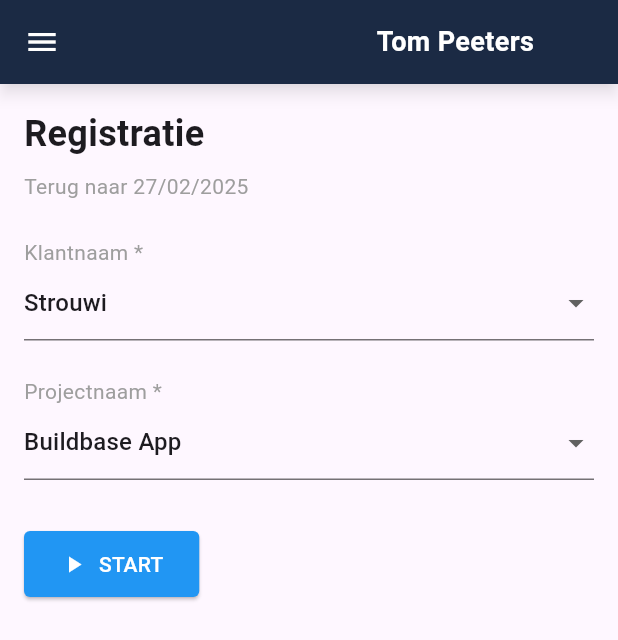
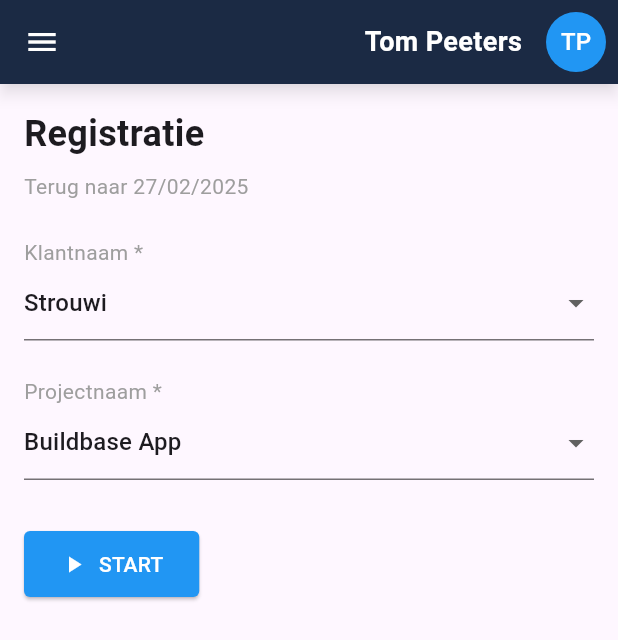
Before and after one commit to Strouwi-BV/buildbase_app_flutter, a Flutter app: the screen it shows after launch, on a phone screen of 412 x 824 dp. Shown: the top 640 px of the screen. Run offline on Flutter 3.47's test engine with Material 3 defaults, Android fonts, the phone set to English and light mode, and no system bars; our stand-ins replace email_validator, flutter_dotenv, flutter_secure_storage, go_router, image_picker, shared_preferences.

Commit message:
Demo branch uptodate

```diff
--- a/lib/screens/header_bar_screen.dart
+++ b/lib/screens/header_bar_screen.dart
@@ -10,7 +10,8 @@ class HeaderBar extends StatefulWidget implements PreferredSizeWidget {
   final String userName;
   final bool showProfile;
 
-  const HeaderBar({Key? key, required this.userName, this.showProfile = true}) : super(key: key);
+  const HeaderBar({Key? key, required this.userName, this.showProfile = true})
+      : super(key: key);
 
   @override
   State<HeaderBar> createState() => _HeaderBarState();
@@ -50,7 +51,8 @@ class _HeaderBarState extends State<HeaderBar> {
         },
       ),
       centerTitle: false,
-      actions: widget.showProfile ? [
+      actions: widget.showProfile
+          ? [
               Row(
                 children: [
                   Text(
@@ -65,7 +67,8 @@ class _HeaderBarState extends State<HeaderBar> {
                   _buildProfileMenu(context),
                 ],
               ),
-      ] : null,
+            ]
+          : null,
       elevation: 4,
       shadowColor: Colors.black45,
     );
@@ -73,22 +76,7 @@ class _HeaderBarState extends State<HeaderBar> {
 
   Widget _buildProfileMenu(BuildContext context) {
     return PopupMenuButton<int>(
-      icon: Row(
-        children: [
-          // CircleAvatar(
-          //   backgroundColor: Colors.blue,
-          //   child: Text(
-          //     userName.split(' ').map((e) => e[0]).take(2).join().toUpperCase(),
-          //     style: const TextStyle(color: Colors.white),
-          //   ),
-          // ),
-          // const SizedBox(width: 4),
-          // const Icon(
-          //   Icons.arrow_drop_down,
-          //   color: Colors.grey,
-          // ),
-        ],
-      ),
+      icon: _buildProfileAvatar(),
       onSelected: (item) => _onMenuSelected(context, item),
       itemBuilder: (context) => [
         PopupMenuItem<int>(
@@ -98,18 +86,12 @@ class _HeaderBarState extends State<HeaderBar> {
             children: [
               Row(
                 children: [
-                  // CircleAvatar(
-                  //   backgroundColor: Colors.blue,
-                  //   child: Text(
-                  //     //userName.split(' ').map((e) => e[0]).take(2).join().toUpperCase(),
-                  //     style: const TextStyle(color: Colors.white),
-                  //   ),
-                  // ),
-                  // const SizedBox(width: 8),
-                  // Text(
-                  //   userName,
-                  //   style: const TextStyle(fontWeight: FontWeight.bold),
-                  // ),
+                  _buildProfileAvatar(),
+                  const SizedBox(width: 8),
+                  Text(
+                    widget.userName,
+                    style: const TextStyle(fontWeight: FontWeight.bold),
+                  ),
                 ],
               ),
               const SizedBox(height: 4),
@@ -142,13 +124,16 @@ class _HeaderBarState extends State<HeaderBar> {
       ],
     );
   }
+
   Widget _buildProfileAvatar() {
     if (_profileImage != null) {
       return CircleAvatar(
         backgroundImage: FileImage(_profileImage!),
+        radius: 20,
       );
     } else {
       return CircleAvatar(
+        radius: 20,
         backgroundColor: Colors.blue,
         child: Text(
           widget.userName.split(' ').map((e) => e[0]).take(2).join().toUpperCase(),
@@ -166,7 +151,9 @@ class _HeaderBarState extends State<HeaderBar> {
       case 1:
         Navigator.of(context).push(
           MaterialPageRoute(
-              builder: (context) => ChangeImageScreen(onImageChanged: _onProfileImageChanged,)),
+            builder: (context) => ChangeImageScreen(
+                onImageChanged: _onProfileImageChanged),
+          ),
         );
         break;
       case 2:
@@ -240,7 +227,8 @@ class _ChangeImageScreenState extends State<ChangeImageScreen> {
           icon: const Icon(Icons.arrow_back, color: Colors.white),
           onPressed: () => Navigator.pop(context),
         ),
-        title: const Text('Wijzig Profielfoto', style: TextStyle(color: Colors.white)),
+        title: const Text('Wijzig Profielfoto',
+            style: TextStyle(color: Colors.white)),
         centerTitle: true,
       ),
       body: Padding(
@@ -271,7 +259,8 @@ class _ChangeImageScreenState extends State<ChangeImageScreen> {
                           color: Colors.red,
                         ),
                         padding: const EdgeInsets.all(8),
-                        child: const Icon(Icons.delete, color: Colors.white, size: 24),
+                        child: const Icon(Icons.delete,
+                            color: Colors.white, size: 24),
                       ),
                     ),
                   ),
@@ -284,11 +273,17 @@ class _ChangeImageScreenState extends State<ChangeImageScreen> {
                 ElevatedButton.icon(
                   onPressed: () => _pickImage(ImageSource.camera),
                   icon: const Icon(Icons.camera_alt, color: Colors.white),
-                  label: const Text('Maak foto', style: TextStyle(fontSize: 16, fontWeight: FontWeight.bold, color: Colors.white)),
+                  label: const Text('Maak foto',
+                      style: TextStyle(
+                          fontSize: 16,
+                          fontWeight: FontWeight.bold,
+                          color: Colors.white)),
                   style: ElevatedButton.styleFrom(
                     backgroundColor: const Color(0xff13263B),
-                    padding: const EdgeInsets.symmetric(horizontal: 20, vertical: 14),
-                    shape: RoundedRectangleBorder(borderRadius: BorderRadius.circular(12)),
+                    padding: const EdgeInsets.symmetric(
+                        horizontal: 20, vertical: 14),
+                    shape: RoundedRectangleBorder(
+                        borderRadius: BorderRadius.circular(12)),
                     elevation: 3,
                   ),
                 ),
@@ -296,11 +291,17 @@ class _ChangeImageScreenState extends State<ChangeImageScreen> {
                 ElevatedButton.icon(
                   onPressed: () => _pickImage(ImageSource.gallery),
                   icon: const Icon(Icons.photo_library, color: Colors.white),
-                  label: const Text('Upload foto', style: TextStyle(fontSize: 16, fontWeight: FontWeight.bold, color: Colors.white)),
+                  label: const Text('Upload foto',
+                      style: TextStyle(
+                          fontSize: 16,
+                          fontWeight: FontWeight.bold,
+                          color: Colors.white)),
                   style: ElevatedButton.styleFrom(
                     backgroundColor: const Color(0xff13263B),
-                    padding: const EdgeInsets.symmetric(horizontal: 20, vertical: 14),
-                    shape: RoundedRectangleBorder(borderRadius: BorderRadius.circular(12)),
+                    padding: const EdgeInsets.symmetric(
+                        horizontal: 20, vertical: 14),
+                    shape: RoundedRectangleBorder(
+                        borderRadius: BorderRadius.circular(12)),
                     elevation: 3,
                   ),
                 ),
@@ -314,11 +315,17 @@ class _ChangeImageScreenState extends State<ChangeImageScreen> {
                   Navigator.pop(context);
                 },
                 icon: const Icon(Icons.save, color: Colors.white),
-                label: const Text('Opslaan', style: TextStyle(fontSize: 16, fontWeight: FontWeight.bold, color: Colors.white)),
+                label: const Text('Opslaan',
+                    style: TextStyle(
+                        fontSize: 16,
+                        fontWeight: FontWeight.bold,
+                        color: Colors.white)),
                 style: ElevatedButton.styleFrom(
                   backgroundColor: Colors.green,
-                  padding: const EdgeInsets.symmetric(horizontal: 20, vertical: 14),
-                  shape: RoundedRectangleBorder(borderRadius: BorderRadius.circular(12)),
+                  padding:
+                      const EdgeInsets.symmetric(horizontal: 20, vertical: 14),
+                  shape: RoundedRectangleBorder(
+                      borderRadius: BorderRadius.circular(12)),
                   elevation: 3,
                 ),
               ),
```
Lines whose indentation alone changed are shown as unchanged.
